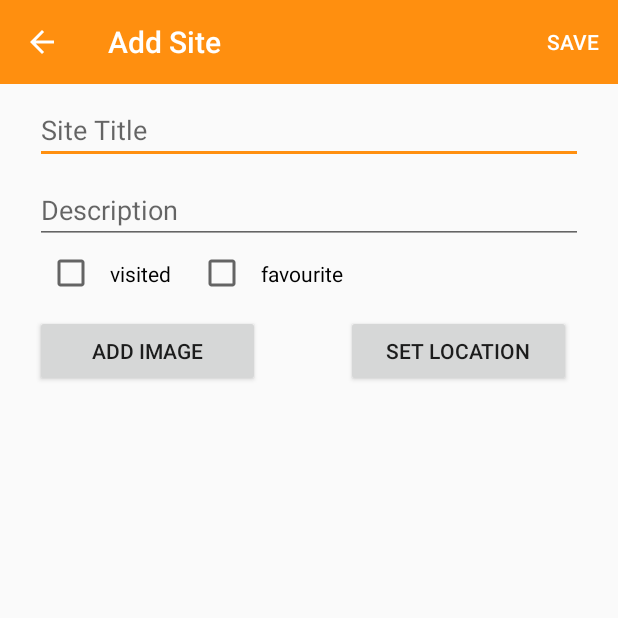
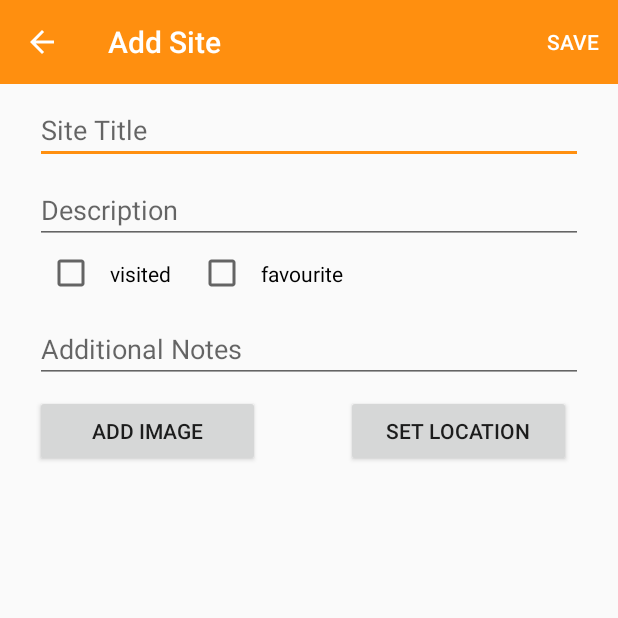
Before and after one commit to ForsterRobin/xSiteMe, an Android app: the SiteView screen opened directly, with no data from a screen before it, on a phone screen of 412 x 824 dp, the top half of it. Run offline under Robolectric (Android 15) with nearby library versions, the phone set to English and light mode, and no system bars.

Commit message:
Added the additional notes field to Sites

```diff
--- a/app/src/main/java/for35892/othr/de/xsiteme/models/SiteJSONStore.kt
+++ b/app/src/main/java/for35892/othr/de/xsiteme/models/SiteJSONStore.kt
@@ -54,6 +54,7 @@ class SiteJSONStore : SiteStore, AnkoLogger {
       foundSite.visited = site.visited
       foundSite.favourite = site.favourite
       foundSite.image = site.image
+      foundSite.additionalNotes = site.additionalNotes
       foundSite.lat = site.lat
       foundSite.lng = site.lng
       foundSite.zoom = site.zoom
--- a/app/src/main/java/for35892/othr/de/xsiteme/models/SiteModel.kt
+++ b/app/src/main/java/for35892/othr/de/xsiteme/models/SiteModel.kt
@@ -11,6 +11,7 @@ data class SiteModel(
     var visited: Boolean = false,
     var favourite: Boolean = false,
     var image: String = "",
+    var additionalNotes: String = "",
     var lat: Double = 49.021273,
     var lng: Double = 12.098629,
     var zoom: Float = 15f
--- a/app/src/main/java/for35892/othr/de/xsiteme/views/site/SiteView.kt
+++ b/app/src/main/java/for35892/othr/de/xsiteme/views/site/SiteView.kt
@@ -39,6 +39,7 @@ class SiteView : BaseView(), AnkoLogger {
     override fun showSite(site: SiteModel) {
         siteTitle.setText(site.title)
         description.setText(site.description)
+        additionalNotes.setText(site.additionalNotes)
         siteImage.setImageBitmap(readImageFromPath(this, site.image))
         if (site.image != null) {
             chooseImage.setText(R.string.change_site_image)
@@ -63,7 +64,7 @@ class SiteView : BaseView(), AnkoLogger {
                 if (siteTitle.text.toString().isEmpty()) {
                     toast(R.string.enter_site_title)
                 } else {
-                    presenter.doAddOrSave(siteTitle.text.toString(), description.text.toString())
+                    presenter.doAddOrSave(siteTitle.text.toString(), description.text.toString(), additionalNotes.text.toString())
                 }
             }
         }
--- a/app/src/main/res/layout/activity_site.xml
+++ b/app/src/main/res/layout/activity_site.xml
@@ -41,6 +41,7 @@
                 android:layout_marginStart="8dp"
                 android:layout_marginTop="64dp"
                 android:ems="10"
+                android:maxLength="40"
                 android:hint="@string/hint_siteTitle"
                 android:inputType="text"
                 app:layout_constraintEnd_toEndOf="parent"
@@ -56,6 +57,7 @@
                 android:layout_marginStart="8dp"
                 android:layout_marginTop="8dp"
                 android:ems="10"
+                android:maxLength="140"
                 android:hint="@string/hint_siteDescription"
                 android:inputType="textPersonName"
                 app:layout_constraintEnd_toEndOf="parent"
@@ -84,6 +86,24 @@
                 app:layout_constraintStart_toEndOf="@id/checkBoxVisited"
                 app:layout_constraintTop_toBottomOf="@+id/description"/>
 
+        <EditText
+                android:id="@+id/additionalNotes"
+                android:layout_width="365dp"
+                android:layout_height="wrap_content"
+                android:layout_marginEnd="8dp"
+                android:layout_marginStart="8dp"
+                android:layout_marginTop="8dp"
+                android:ems="10"
+                android:maxLength="300"
+                android:hint="@string/hint_additionalNotes"
+                android:inputType="textMultiLine"
+                android:overScrollMode="always"
+                android:scrollbarStyle="insideInset"
+                android:scrollbars="vertical"
+                app:layout_constraintEnd_toEndOf="parent"
+                app:layout_constraintStart_toStartOf="parent"
+                app:layout_constraintTop_toBottomOf="@+id/checkBoxFavourite"/>
+
         <Button
                 android:id="@+id/chooseImage"
                 android:layout_width="150dp"
@@ -91,7 +111,7 @@
                 android:layout_marginTop="8dp"
                 android:text="@string/button_addImage"
                 app:layout_constraintStart_toStartOf="@+id/description"
-                app:layout_constraintTop_toBottomOf="@+id/checkBoxVisited"/>
+                app:layout_constraintTop_toBottomOf="@+id/additionalNotes"/>
 
         <Button
                 android:id="@+id/siteLocation"
@@ -104,7 +124,7 @@
                 app:layout_constraintEnd_toEndOf="@+id/description"
                 app:layout_constraintHorizontal_bias="1.0"
                 app:layout_constraintStart_toEndOf="@+id/chooseImage"
-                app:layout_constraintTop_toBottomOf="@+id/checkBoxVisited"/>
+                app:layout_constraintTop_toBottomOf="@+id/additionalNotes"/>
 
         <ImageView
                 android:id="@+id/siteImage"
--- a/app/src/main/res/layout/card_site.xml
+++ b/app/src/main/res/layout/card_site.xml
@@ -21,6 +21,9 @@
 
         <TextView
                 android:id="@+id/siteTitle"
+                android:lines="1"
+                android:scrollHorizontally="true"
+                android:ellipsize="end"
                 android:layout_width="wrap_content"
                 android:layout_height="wrap_content"
                 android:layout_alignParentTop="true"
@@ -29,6 +32,9 @@
 
         <TextView
                 android:id="@+id/description"
+                android:lines="1"
+                android:scrollHorizontally="true"
+                android:ellipsize="end"
                 android:layout_width="wrap_content"
                 android:layout_height="wrap_content"
                 android:layout_below="@id/siteTitle"
--- a/app/src/main/res/values/strings.xml
+++ b/app/src/main/res/values/strings.xml
@@ -42,5 +42,6 @@
     <string name="numbervisited">Number of visted Sites: </string>
     <string name="loginFailed">Login failed, please try again.</string>
     <string name="button_signup">sign up</string>
+    <string name="hint_additionalNotes">Additional Notes</string>
 
 </resources>
```
Also changed, not shown: app/src/main/java/for35892/othr/de/xsiteme/views/site/SitePresenter.kt (+6 -4 lines).
